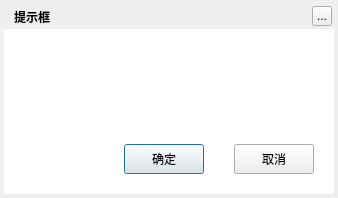
Qt form TTKModule/TTKWidget/musicUiKits/musicWidgetKits/musicmessagebox.ui (Greedysky/TTKMusicPlayer) before a commit.
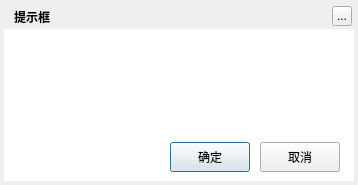
The same form after that commit. Icons and pictures are not drawn.

```diff
--- a/TTKModule/TTKWidget/musicUiKits/musicWidgetKits/musicmessagebox.ui
+++ b/TTKModule/TTKWidget/musicUiKits/musicWidgetKits/musicmessagebox.ui
@@ -6,8 +6,8 @@
    <rect>
     <x>0</x>
     <y>0</y>
-    <width>338</width>
-    <height>198</height>
+    <width>358</width>
+    <height>185</height>
    </rect>
   </property>
   <property name="windowTitle">
@@ -21,8 +21,8 @@
     <rect>
      <x>4</x>
      <y>4</y>
-     <width>330</width>
-     <height>190</height>
+     <width>350</width>
+     <height>177</height>
     </rect>
    </property>
    <property name="styleSheet">
@@ -51,7 +51,7 @@
   <widget class="QToolButton" name="topTitleCloseButton">
    <property name="geometry">
     <rect>
-     <x>312</x>
+     <x>332</x>
      <y>6</y>
      <width>20</width>
      <height>20</height>
@@ -66,8 +66,8 @@
     <rect>
      <x>4</x>
      <y>29</y>
-     <width>330</width>
-     <height>165</height>
+     <width>350</width>
+     <height>152</height>
     </rect>
    </property>
    <property name="styleSheet">
@@ -77,8 +77,8 @@
   <widget class="QPushButton" name="confirmButton">
    <property name="geometry">
     <rect>
-     <x>124</x>
-     <y>144</y>
+     <x>170</x>
+     <y>142</y>
      <width>80</width>
      <height>30</height>
     </rect>
@@ -90,8 +90,8 @@
   <widget class="QPushButton" name="cancelButton">
    <property name="geometry">
     <rect>
-     <x>234</x>
-     <y>144</y>
+     <x>260</x>
+     <y>142</y>
      <width>80</width>
      <height>30</height>
     </rect>
@@ -103,9 +103,9 @@
   <widget class="QLabel" name="textLabel">
    <property name="geometry">
     <rect>
-     <x>49</x>
+     <x>60</x>
      <y>39</y>
-     <width>250</width>
+     <width>280</width>
      <height>95</height>
     </rect>
    </property>
```
